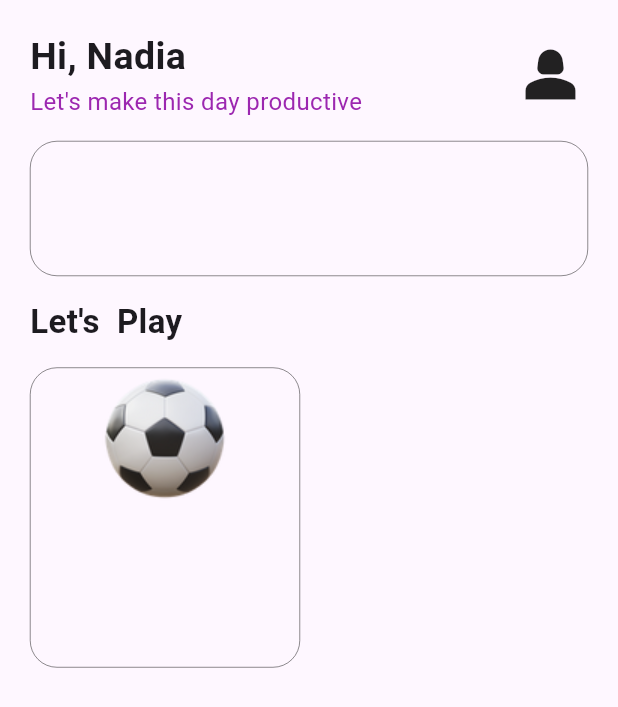
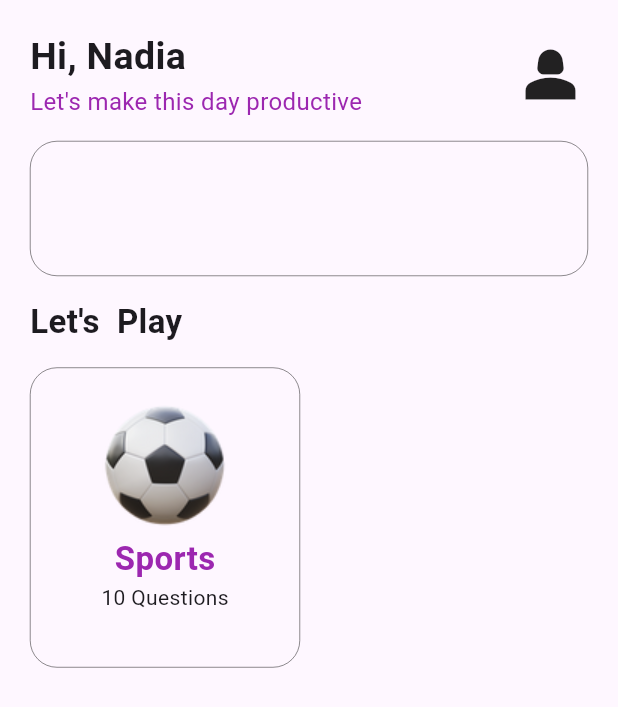
Before and after one commit to sohasara/Quiz-App, a Flutter app: the screen it shows after launch, on a phone screen of 412 x 824 dp. Shown: the top 707 px of the screen. Run offline on Flutter 3.47's test engine with Material 3 defaults, Android fonts, the phone set to English and light mode, and no system bars.

Commit message:
add sports container

```diff
--- a/lib/ui/home.dart
+++ b/lib/ui/home.dart
@@ -79,7 +79,19 @@ class HomePage extends StatelessWidget {
                 ),
                 child: Column(
                   children: [
+                    const SizedBox(
+                      height: 18,
+                    ),
                     Image.asset('assets/football.png'),
+                    const Text(
+                      'Sports',
+                      style: TextStyle(
+                        fontSize: 22,
+                        fontWeight: FontWeight.w700,
+                        color: Colors.purple,
+                      ),
+                    ),
+                    const Text('10 Questions'),
                   ],
                 ),
               ),
```
